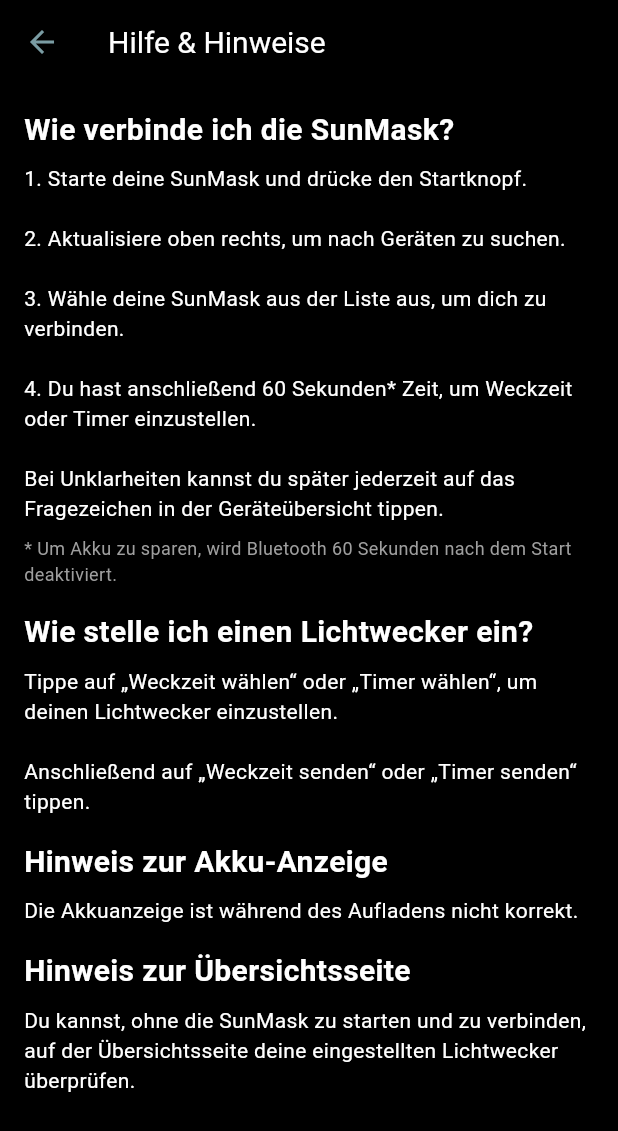
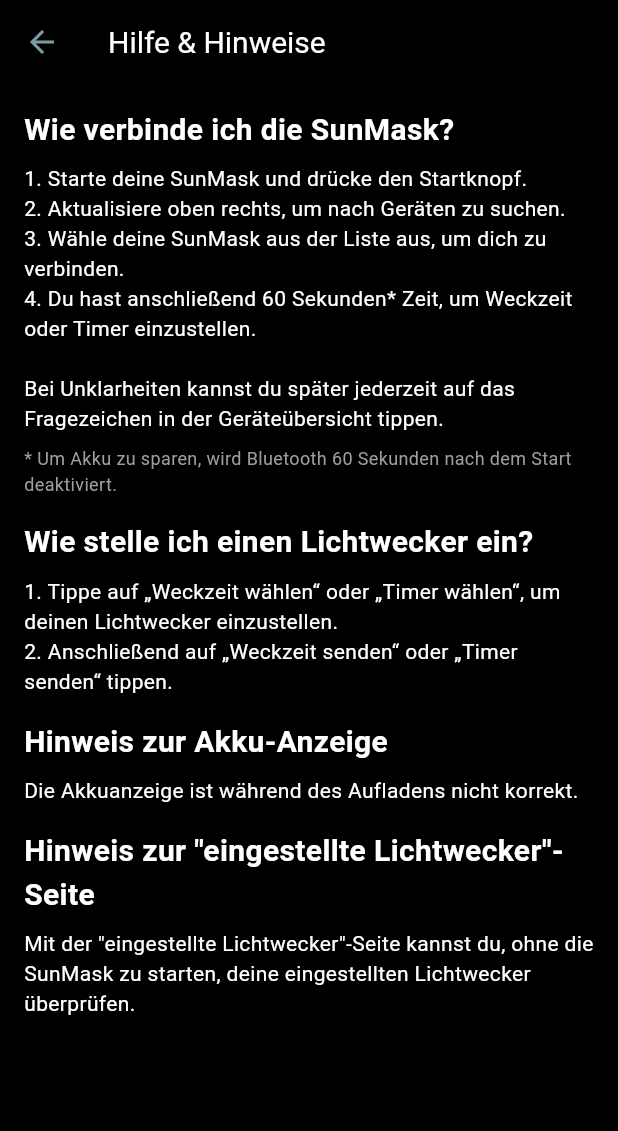
Before and after one commit to SomnusSunMask/SunMask-new, a Flutter app: the InfoPage screen opened directly, on a phone screen of 412 x 824 dp. Shown: the top 1131 px of the screen. Run offline on Flutter 3.47's test engine with Material 3 defaults, Android fonts, the phone set to English and light mode, and no system bars; our stand-ins replace flutter_blue_plus, shared_preferences; accounts and stored records are empty.

Commit message:
Update main.dart

```diff
--- a/lib/main.dart
+++ b/lib/main.dart
@@ -420,9 +420,9 @@
               ),
               SizedBox(height: 8),
               Text(
-                '1. Starte deine SunMask und drücke den Startknopf.\n\n'
-                '2. Aktualisiere oben rechts, um nach Geräten zu suchen.\n\n'
-                '3. Wähle deine SunMask aus der Liste aus, um dich zu verbinden.\n\n'
+                '1. Starte deine SunMask und drücke den Startknopf.\n'
+                '2. Aktualisiere oben rechts, um nach Geräten zu suchen.\n'
+                '3. Wähle deine SunMask aus der Liste aus, um dich zu verbinden.\n'
                 '4. Du hast anschließend 60 Sekunden* Zeit, um Weckzeit oder Timer einzustellen.\n\n'
                 'Bei Unklarheiten kannst du später jederzeit auf das Fragezeichen in der Geräteübersicht tippen.',
                 style: TextStyle(color: Colors.white),
@@ -441,8 +441,8 @@
               ),
               SizedBox(height: 8),
               Text(
-                'Tippe auf „Weckzeit wählen“ oder „Timer wählen“, um deinen Lichtwecker einzustellen.\n\n'
-                'Anschließend auf „Weckzeit senden“ oder „Timer senden“ tippen.',
+                '1. Tippe auf „Weckzeit wählen“ oder „Timer wählen“, um deinen Lichtwecker einzustellen.\n'
+                '2. Anschließend auf „Weckzeit senden“ oder „Timer senden“ tippen.',
                 style: TextStyle(color: Colors.white),
               ),
               SizedBox(height: 16),
@@ -461,12 +461,12 @@
 
               // Punkt 4
               Text(
-                'Hinweis zur Übersichtsseite',
+                'Hinweis zur "eingestellte Lichtwecker"-Seite',
                 style: TextStyle(fontSize: 20, fontWeight: FontWeight.bold, color: Colors.white),
               ),
               SizedBox(height: 8),
               Text(
-                'Du kannst, ohne die SunMask zu starten und zu verbinden, auf der Übersichtsseite deine eingestellten Lichtwecker überprüfen.',
+                'Mit der "eingestellte Lichtwecker"-Seite kannst du, ohne die SunMask zu starten, deine eingestellten Lichtwecker überprüfen.',
                 style: TextStyle(color: Colors.white),
               ),
             ],
```
